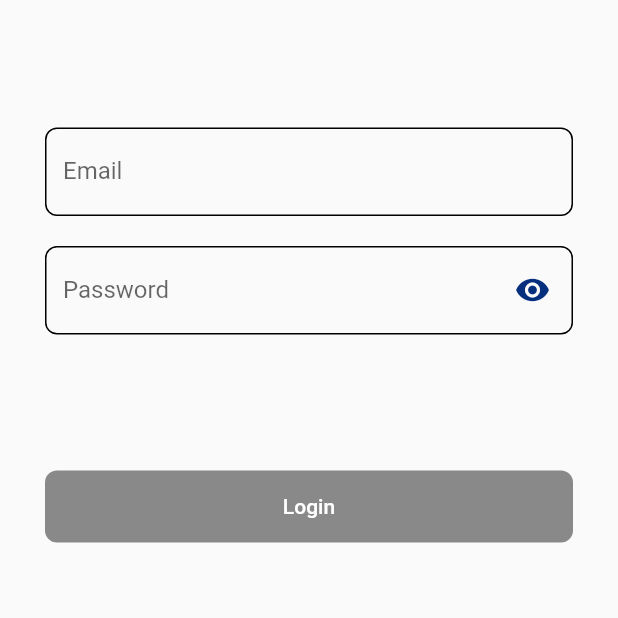
After one commit to gicha/oil_watcher, a Flutter app: the AuthScreen screen opened directly, after a tap on the "remove red eye" icon, on a phone screen of 412 x 824 dp, the top half of it. The commit adds this screen. Run offline on Flutter 3.47's test engine with Material 2 defaults, Android fonts, the phone set to English and light mode, and no system bars; our stand-ins replace auto_size_text, bloc, built_collection, built_value, cached_network_image, dio and 5 more; missing offline and left inert: encrypt; generated files the repository leaves out were written again; network calls fail; statements that could not run were skipped.

Commit message:
made auth

```diff
--- a/lib/main.dart
+++ b/lib/main.dart
@@ -1,5 +1,6 @@
 import 'dart:async';
 
+import 'package:oil_watcher/screens/auth/index.dart';
 import 'package:oil_watcher/widgets/loading.dart';
 import 'package:flutter/cupertino.dart';
 import 'package:flutter/material.dart';
@@ -131,7 +132,7 @@ void startHome() async {
                         child: BlocBuilder(
                           bloc: bloc,
                           builder: (context, state) {
-                            if (state == InitState.noUser) return MainScreen();
+                            if (state == InitState.noUser) return AuthScreen();
                             if (state == InitState.loading)
                               return Scaffold(backgroundColor: Theme.of(context).backgroundColor, body: ITLoading());
                             if (state == InitState.notInitedLoading) return SplashScreen();
--- /dev/null
+++ b/lib/screens/auth/blocs/index.dart
@@ -0,0 +1,113 @@
+import 'package:bloc/bloc.dart';
+import 'package:oil_watcher/blocs/blocs.dart';
+
+abstract class AuthFormEvent {}
+
+class EmailAuthFormEvent extends AuthFormEvent {
+  final String email;
+  EmailAuthFormEvent(this.email);
+}
+
+class PasswordAuthFormEvent extends AuthFormEvent {
+  final String password;
+  PasswordAuthFormEvent(this.password);
+}
+
+class SubmitAuthFormEvent extends AuthFormEvent {
+  final String name;
+  final String surname;
+  SubmitAuthFormEvent({this.name, this.surname});
+}
+
+class SetPasswordVisibleAuthFormEvent extends AuthFormEvent {
+  final bool visible;
+  SetPasswordVisibleAuthFormEvent(this.visible);
+}
+
+class SetTypeAuthFormEvent extends AuthFormEvent {
+  final bool isLogin;
+  SetTypeAuthFormEvent(this.isLogin);
+}
+
+class AuthFormState {
+  final String email, password;
+  final bool isEmailValid, isPasswordValid;
+  final bool isSubmitEnabled;
+  final bool isError;
+  final bool isPasswordVisible;
+
+  AuthFormState([
+    this.email,
+    this.password,
+    this.isEmailValid,
+    this.isPasswordValid,
+    this.isSubmitEnabled = false,
+    this.isError = false,
+    this.isPasswordVisible = false,
+  ]);
+  AuthFormState copyWith({
+    String email,
+    String password,
+    String name,
+    String surname,
+    bool isEmailValid,
+    bool isPasswordValid,
+    bool isSubmitEnabled,
+    bool isError,
+    bool isPasswordVisible,
+  }) {
+    return AuthFormState(
+      email ?? this.email,
+      password ?? this.password,
+      isEmailValid ?? this.isEmailValid,
+      isPasswordValid ?? this.isPasswordValid,
+      isSubmitEnabled,
+      isError ?? this.isError,
+      isPasswordVisible ?? this.isPasswordVisible,
+    );
+  }
+}
+
+class AuthFormBloc extends Bloc<AuthFormEvent, AuthFormState> {
+  @override
+  AuthFormState get initialState => AuthFormState();
+
+  @override
+  Stream<AuthFormState> mapEventToState(AuthFormEvent event) async* {
+    if (event is EmailAuthFormEvent && event.email != currentState.email) {
+      bool isEmailValid = validateEmail(event.email);
+      yield currentState.copyWith(
+        email: event.email,
+        isEmailValid: isEmailValid,
+        isSubmitEnabled: currentState.isPasswordValid != null && isEmailValid && currentState.isPasswordValid,
+        isError: false,
+      );
+    }
+
+    if (event is PasswordAuthFormEvent && event.password != currentState.password) {
+      bool isPasswordValid = event.password.length > 5;
+      yield currentState.copyWith(
+        password: event.password,
+        isPasswordValid: isPasswordValid,
+        isSubmitEnabled: currentState.isEmailValid != null && currentState.isEmailValid && isPasswordValid,
+        isError: false,
+      );
+    }
+    if (event is SubmitAuthFormEvent) {
+      if (currentState.isEmailValid == true && currentState.isPasswordValid == true) {
+        InitBloc.getInstance().dispatch(LoginInitEvent(currentState.email, currentState.password));
+      } else
+        yield currentState.copyWith(isSubmitEnabled: null, isError: true);
+    }
+    if (event is SetPasswordVisibleAuthFormEvent)
+      yield currentState.copyWith(
+          isPasswordVisible: event.visible ?? false, isSubmitEnabled: currentState.isSubmitEnabled);
+  }
+}
+
+bool validateEmail(String value) {
+  Pattern pattern =
+      r'^(([^<>()[\]\\.,;:\s@\"]+(\.[^<>()[\]\\.,;:\s@\"]+)*)|(\".+\"))@((\[[0-9]{1,3}\.[0-9]{1,3}\.[0-9]{1,3}\.[0-9]{1,3}\])|(([a-zA-Z\-0-9]+\.)+[a-zA-Z]{2,}))$';
+  RegExp regex = new RegExp(pattern);
+  return regex.hasMatch(value);
+}
--- /dev/null
+++ b/lib/screens/auth/index.dart
@@ -0,0 +1,32 @@
+import 'package:oil_watcher/screens/auth/blocs/index.dart';
+import 'package:oil_watcher/screens/auth/view/index.dart';
+import 'package:flutter/material.dart';
+
+class AuthScreen extends StatefulWidget {
+  @override
+  _AuthScreenState createState() => _AuthScreenState();
+}
+
+class _AuthScreenState extends State<AuthScreen> {
+  AuthFormBloc bloc;
+  @override
+  void initState() {
+    bloc = AuthFormBloc();
+    super.initState();
+  }
+
+  @override
+  void dispose() {
+    bloc.dispose();
+    super.dispose();
+  }
+
+  @override
+  Widget build(BuildContext context) {
+    return Scaffold(
+      body: LoginAuthScreenView(
+        bloc: bloc,
+      ),
+    );
+  }
+}
--- /dev/null
+++ b/lib/screens/auth/view/index.dart
@@ -0,0 +1,41 @@
+import 'package:oil_watcher/screens/auth/blocs/index.dart';
+import 'package:oil_watcher/screens/auth/widgets/login_form.dart';
+import 'package:flutter/material.dart';
+import 'package:flutter_bloc/flutter_bloc.dart';
+
+class LoginAuthScreenView extends StatefulWidget {
+  const LoginAuthScreenView({Key key, this.bloc}) : super(key: key);
+  final AuthFormBloc bloc;
+
+  @override
+  _LoginAuthScreenViewState createState() => _LoginAuthScreenViewState();
+}
+
+class _LoginAuthScreenViewState extends State<LoginAuthScreenView> {
+  AuthFormBloc get bloc => widget.bloc;
+  void submit() async => bloc.dispatch(SubmitAuthFormEvent());
+
+  @override
+  Widget build(BuildContext context) {
+    return Container(
+      padding: EdgeInsets.symmetric(horizontal: 30),
+      child: SingleChildScrollView(
+        child: SafeArea(
+          child: Column(
+            mainAxisAlignment: MainAxisAlignment.spaceEvenly,
+            crossAxisAlignment: CrossAxisAlignment.center,
+            children: <Widget>[
+              Container(height: 45),
+              BlocBuilder(
+                bloc: bloc,
+                builder: (context, state) => LoginForm(authFormBloc: bloc),
+              ),
+              Container(height: 45),
+              if (MediaQuery.of(context).viewInsets.bottom == 0) Container(),
+            ],
+          ),
+        ),
+      ),
+    );
+  }
+}
--- /dev/null
+++ b/lib/screens/auth/widgets/form_field.dart
@@ -0,0 +1,70 @@
+import 'package:oil_watcher/res/res.dart';
+import 'package:oil_watcher/screens/auth/blocs/index.dart';
+import 'package:flutter/material.dart';
+
+class AuthFormField extends StatelessWidget {
+  const AuthFormField(
+      {Key key,
+      this.controller,
+      this.focus,
+      this.isPasswordVisible,
+      this.isError,
+      this.authFormBloc,
+      this.isPassword = false,
+      this.label,
+      this.submit})
+      : super(key: key);
+  final TextEditingController controller;
+  final FocusNode focus;
+  final AuthFormBloc authFormBloc;
+  final bool isPasswordVisible;
+  final bool isError;
+  final bool isPassword;
+  final String label;
+  final Function submit;
+
+  @override
+  Widget build(BuildContext context) {
+    return Stack(
+      alignment: Alignment.centerLeft,
+      children: <Widget>[
+        TextFormField(
+          controller: controller,
+          focusNode: focus,
+          obscureText: !(isPasswordVisible == true) && isPassword,
+          keyboardType: TextInputType.text,
+          textInputAction: TextInputAction.done,
+          onFieldSubmitted: (term) => submit(),
+          decoration: InputDecoration(
+            labelText: label,
+            border: OutlineInputBorder(
+              borderRadius: BorderRadius.circular(8),
+              borderSide: isError ? BorderSide(width: 2) : BorderSide(),
+            ),
+            enabledBorder: OutlineInputBorder(
+              borderRadius: BorderRadius.circular(8),
+              borderSide: isError ? BorderSide(width: 2) : BorderSide(),
+            ),
+          ),
+        ),
+        if (isPassword)
+          Align(
+            alignment: Alignment.centerRight,
+            child: GestureDetector(
+              child: Container(
+                margin: EdgeInsets.only(right: 12),
+                padding: EdgeInsets.all(3),
+                child: Icon(Icons.remove_red_eye,
+                    color: (isPasswordVisible == true) ? ITColors.primaryDark : ITColors.secondaryText),
+              ),
+              onTap: () => authFormBloc.dispatch(
+                SetPasswordVisibleAuthFormEvent(
+                  !(isPasswordVisible == true),
+                ),
+              ),
+            ),
+          ),
+      ],
+    );
+  }
+}
--- /dev/null
+++ b/lib/screens/auth/widgets/login_form.dart
@@ -0,0 +1,105 @@
+import 'package:auto_size_text/auto_size_text.dart';
+import 'package:oil_watcher/generated/i18n.dart';
+import 'package:oil_watcher/res/res.dart';
+import 'package:oil_watcher/screens/auth/blocs/index.dart';
+import 'package:oil_watcher/screens/auth/widgets/form_field.dart';
+import 'package:flutter/material.dart';
+import 'package:flutter_bloc/flutter_bloc.dart';
+
+class LoginForm extends StatefulWidget {
+  final AuthFormBloc authFormBloc;
+
+  const LoginForm({Key key, this.authFormBloc}) : super(key: key);
+  @override
+  _LoginFormState createState() => _LoginFormState();
+}
+
+class _LoginFormState extends State<LoginForm> {
+  TextEditingController _emailController = TextEditingController(text: "");
+  TextEditingController _passwordController = TextEditingController(text: "");
+
+  final FocusNode _emailFocus = FocusNode();
+  final FocusNode _passwordFocus = FocusNode();
+
+  AuthFormBloc get authFormBloc => widget.authFormBloc;
+
+  void submit() async {
+    _emailFocus.unfocus();
+    _passwordFocus.unfocus();
+    authFormBloc.dispatch(SubmitAuthFormEvent());
+  }
+
+  @override
+  void initState() {
+    _emailController.addListener(() => authFormBloc.dispatch(EmailAuthFormEvent(_emailController.value.text)));
+    _passwordController.addListener(() => authFormBloc.dispatch(PasswordAuthFormEvent(_passwordController.value.text)));
+    super.initState();
+  }
+
+  @override
+  void dispose() {
+    super.dispose();
+  }
+
+  @override
+  Widget build(BuildContext context) {
+    return Form(
+      autovalidate: true,
+      child: BlocBuilder(
+        bloc: authFormBloc,
+        builder: (context, AuthFormState state) {
+          return Column(
+            children: <Widget>[
+              if (state.isError == true) ...[
+                Row(children: [
+                  AutoSizeText(
+                    I18n.of(context).wrongLoginOrPassword,
+                    minFontSize: 15,
+                    maxFontSize: 15,
+                    maxLines: 2,
+                    textAlign: TextAlign.start,
+                    style: TextStyle(color: Colors.redAccent),
+                  ),
+                ]),
+                SizedBox(height: 15),
+              ] else
+                SizedBox(height: 40),
+              AuthFormField(
+                authFormBloc: authFormBloc,
+                isError: state.isError,
+                isPasswordVisible: state.isPasswordVisible,
+                label: I18n.of(context).mail,
+                controller: _emailController,
+                focus: _emailFocus,
+                submit: submit,
+              ),
+              SizedBox(height: 20),
+              AuthFormField(
+                authFormBloc: authFormBloc,
+                isError: state.isError,
+                isPasswordVisible: state.isPasswordVisible,
+                label: I18n.of(context).password,
+                controller: _passwordController,
+                isPassword: true,
+                focus: _passwordFocus,
+                submit: submit,
+              ),
+              SizedBox(height: MediaQuery.of(context).size.height * .11),
+              Container(
+                width: double.infinity,
+                height: 48,
+                child: FlatButton(
+                  child: Text(I18n.of(context).entry, style: TextStyle(color: ITColors.bgLight)),
+                  disabledColor: ITColors.secondaryText,
+                  color: ITColors.primaryDark,
+                  onPressed: (state.isSubmitEnabled == true) ? submit : null,
+                  shape: RoundedRectangleBorder(borderRadius: BorderRadius.circular(8)),
+                ),
+              ),
+            ],
+          );
+        },
+      ),
+    );
+  }
+}
```
